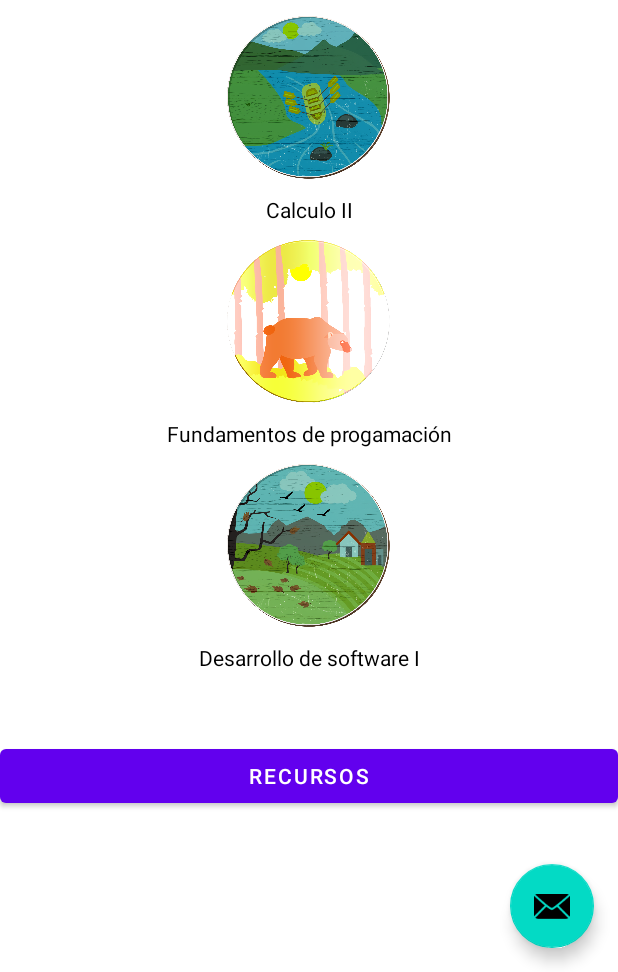
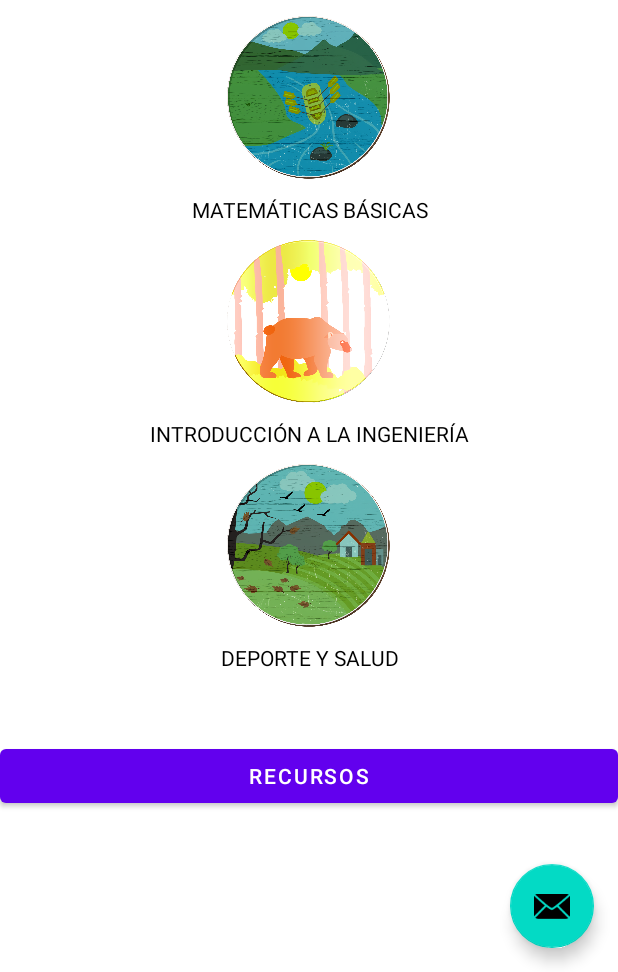
Before and after one commit to dam322/ParcialPractico, an Android app: the MenuActivity screen opened directly, with no data from a screen before it, on a phone screen of 412 x 824 dp, the part 264-1236 px from its top. Run offline under Robolectric (Android 15) with nearby library versions, the phone set to English and light mode, and no system bars; our stand-ins replace navigation-ui; network calls fail.

Commit message:
Se agregaron funciones que llevan a links de asignaturas

```diff
--- a/app/src/main/res/layout/fragment_home.xml
+++ b/app/src/main/res/layout/fragment_home.xml
@@ -52,6 +52,7 @@
                         android:layout_gravity="center|top"
                         android:background="@drawable/uno"
                         android:scaleType="centerCrop"
+                        android:onClick="irCalculo"
                         tools:src="@drawable/ic_launcher_foreground" />
 
                 </FrameLayout>
@@ -65,7 +66,7 @@
                     android:id="@+id/materia1"
                     android:layout_width="69dp"
                     android:layout_height="match_parent"
-                    android:text="Calculo II"
+                    android:text="MATEMÁTICAS BÁSICAS"
                     android:textAlignment="center"
                     android:textColor="@color/black" />
             </TableRow>
@@ -90,6 +91,7 @@
                         android:layout_gravity="center|top"
                         android:background="@drawable/dos"
                         android:scaleType="centerCrop"
+                        android:onClick="irIngenieria"
                         tools:src="@drawable/dos" />
 
                     <TextView
@@ -111,7 +113,7 @@
                     android:id="@+id/materia2"
                     android:layout_width="69dp"
                     android:layout_height="match_parent"
-                    android:text="Fundamentos de progamación"
+                    android:text="INTRODUCCIÓN A LA INGENIERÍA"
                     android:textAlignment="center"
                     android:textColor="@color/black" />
             </TableRow>
@@ -132,6 +134,7 @@
                         android:layout_gravity="center|top"
                         android:background="@drawable/tres"
                         android:scaleType="centerCrop"
+                        android:onClick="irDeporte"
                         tools:src="@drawable/tres" />
 
                 </FrameLayout>
@@ -146,7 +149,7 @@
                     android:id="@+id/textView9"
                     android:layout_width="wrap_content"
                     android:layout_height="wrap_content"
-                    android:text="Desarrollo de software I"
+                    android:text="DEPORTE Y SALUD"
                     android:textAlignment="center"
                     android:textColor="@color/black"
                     android:textSize="14sp" />
```
Also changed, not shown: app/src/main/java/com/example/parcialpractico/MenuActivity.java (+13 -1 lines).
